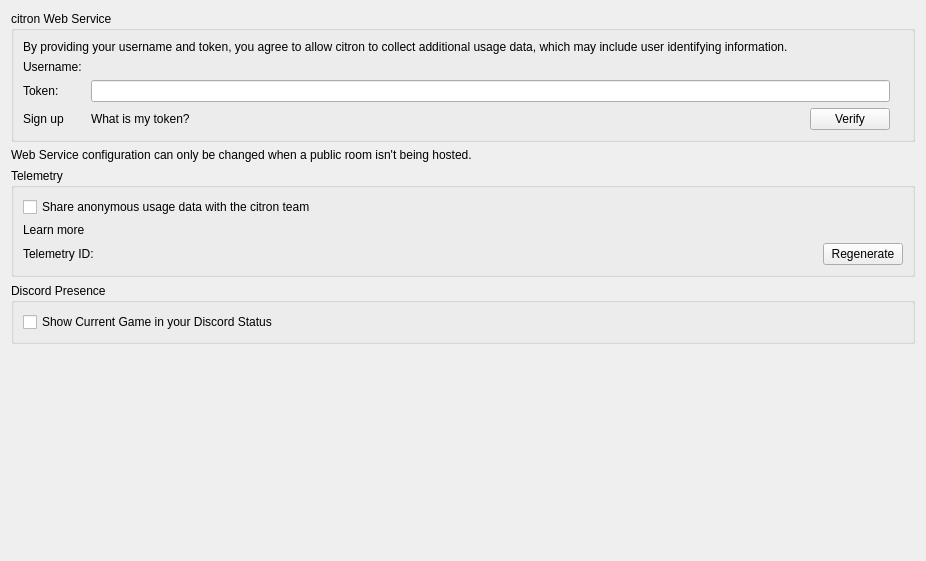
This is src/citron/configuration/configure_web.ui in citron-neo/emulator as Qt 5 draws it before an edit. The edited form follows.
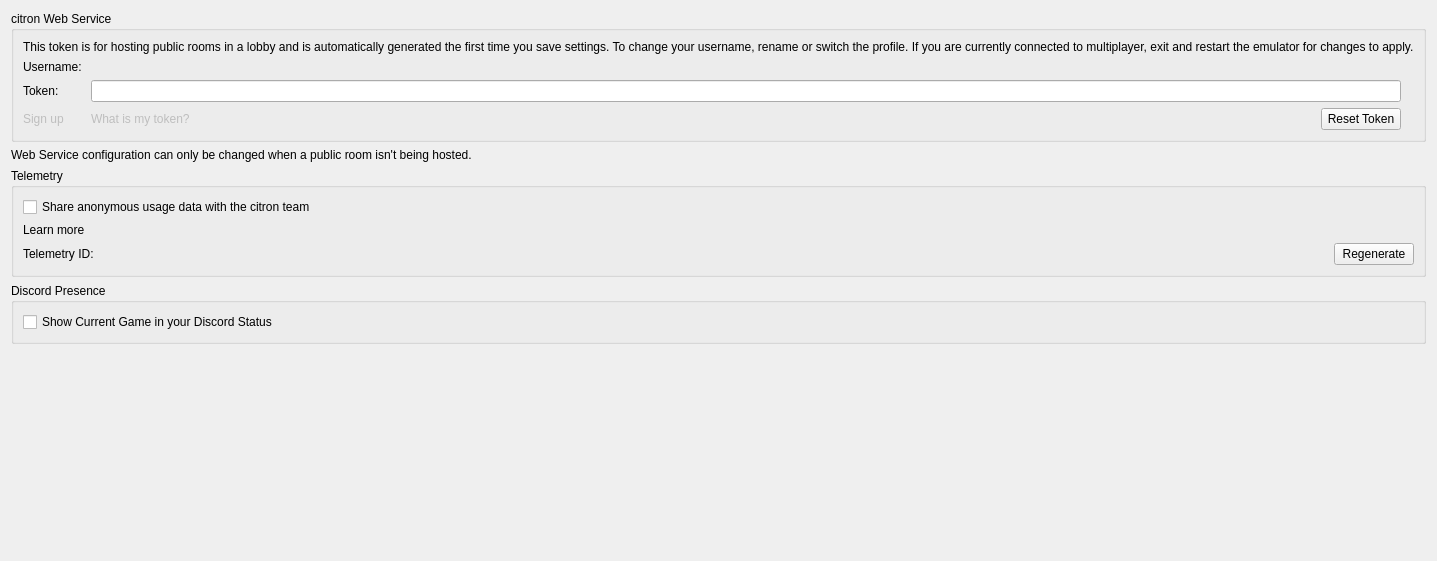
This is the edited form.

Commit message:
feat: auto-generate multiplayer tokens
Replace manual token verification with automatic UUID generation.
Tokens are now auto-generated on first save and can be reset via button.

- Remove verification logic and base64 encoding
- Add ResetToken() method with UUID generation
- Sync profile username to web service settings
- Simplify UI and improve error messages

Based on Torzu PRs #22 and #28.

What changed in the file:
```diff
--- a/src/citron/configuration/configure_web.ui
+++ b/src/citron/configuration/configure_web.ui
@@ -28,7 +28,7 @@
         <item>
          <widget class="QLabel" name="web_credentials_disclaimer">
           <property name="text">
-           <string>By providing your username and token, you agree to allow citron to collect additional usage data, which may include user identifying information.</string>
+           <string>This token is for hosting public rooms in a lobby and is automatically generated the first time you save settings. To change your username, rename or switch the profile. If you are currently connected to multiplayer, exit and restart the emulator for changes to apply.</string>
           </property>
          </widget>
         </item>
@@ -46,12 +46,15 @@
              <enum>Qt::RightToLeft</enum>
             </property>
             <property name="text">
-             <string>Verify</string>
+             <string>Reset Token</string>
             </property>
            </widget>
           </item>
           <item row="2" column="0">
            <widget class="QLabel" name="web_signup_link">
+            <property name="enabled">
+             <bool>false</bool>
+            </property>
             <property name="text">
              <string>Sign up</string>
             </property>
@@ -82,13 +85,13 @@
             <property name="maxLength">
              <number>80</number>
             </property>
-            <property name="echoMode">
-             <enum>QLineEdit::Password</enum>
-            </property>
            </widget>
           </item>
           <item row="2" column="1">
            <widget class="QLabel" name="web_token_info_link">
+            <property name="enabled">
+             <bool>false</bool>
+            </property>
             <property name="text">
              <string>What is my token?</string>
             </property>
```
Left out of the diff: 4 changed lines with no effect on the pictures. The commit also changes 4 other files.
